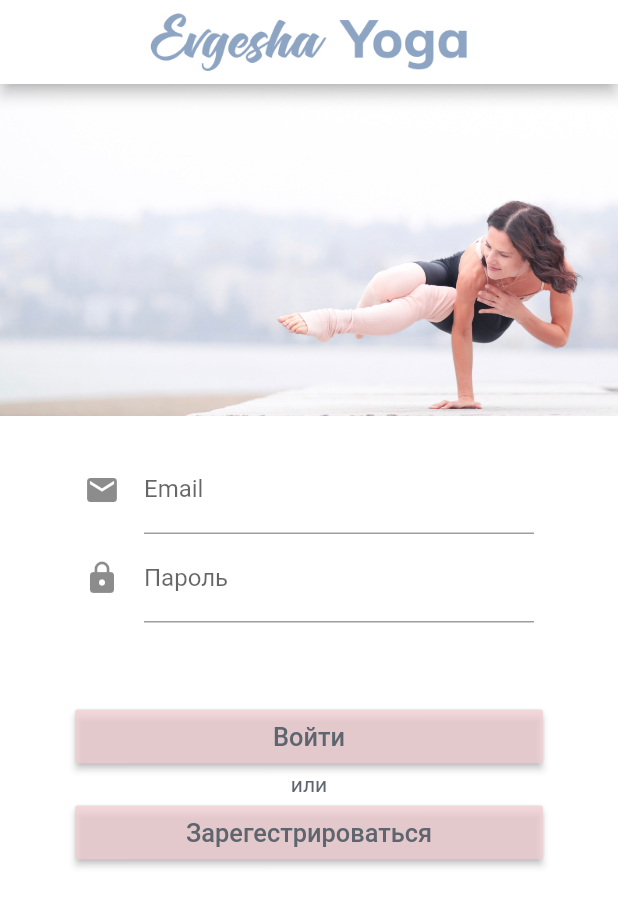
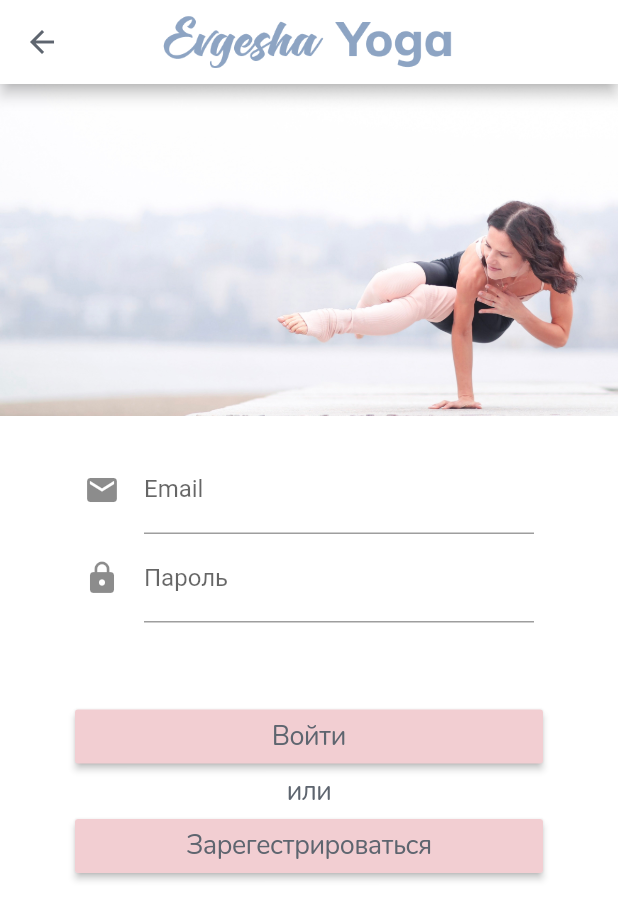
Before and after one commit to evgeshayoga/evgeshayoga-mobile, a Flutter app: the screen it shows after launch, after a tap on "Вход", on a phone screen of 412 x 824 dp. Shown: the top 920 px of the screen. Run offline on Flutter 3.47's test engine with Material 2 defaults, Android fonts, the phone set to English and light mode, and no system bars; our stand-ins replace chewie, connectivity, device_info, firebase_auth, firebase_database, google_sign_in and 1 more; accounts and stored records are empty.

Commit message:
Add style class Fixed iOS

```diff
--- a/lib/models/user.dart
+++ b/lib/models/user.dart
@@ -1,4 +1,5 @@
 import 'package:firebase_database/firebase_database.dart';
+import 'package:flutter/cupertino.dart';
 
 class User {
   int userId;
@@ -44,6 +45,8 @@ class UserPurchases {
         this.programs[purchase["id"]] = purchase;
       });
     }
+    print(userPrograms);
+    print(this.programs);
   }
 
 
--- a/lib/ui/home.dart
+++ b/lib/ui/home.dart
@@ -1,6 +1,7 @@
 import 'package:evgeshayoga/ui/animation.dart';
 import 'package:evgeshayoga/ui/programs.dart';
 import 'package:evgeshayoga/ui/registration_page.dart';
+import 'package:evgeshayoga/utils/style.dart';
 import 'package:firebase_auth/firebase_auth.dart';
 import 'package:flutter/material.dart';
 import 'login.dart';
@@ -25,7 +26,7 @@ class Home extends StatelessWidget {
             Container(
               child: Opacity(
                 opacity: animation.bgdropOpacity.value,
-                child: Image.asset('assets/images/photo_3_portrait.jpg',
+                child: Image.asset('assets/images/photo_3_portrait.jpg', alignment: Alignment(0,0.7),
                     fit: BoxFit.cover),
               ),
             ),
@@ -50,13 +51,10 @@ class Home extends StatelessWidget {
                             });
                         Navigator.of(context).push(router);
                       },
-                      color: Color.fromRGBO(242, 206, 210, 1),
+                      color: Style.pinkMain,
                       child: new Text(
                         "Вход",
-                        style: TextStyle(
-                          color: Color.fromRGBO(94, 101, 111, 1),
-                          fontSize: 16.9,
-                        ),
+                        style: Style.regularTextStyle,
                       ),
                     ),
                   ),
@@ -66,7 +64,7 @@ class Home extends StatelessWidget {
 //                  margin: const EdgeInsets.fromLTRB(100, 0, 0, 30),
                     child: new MaterialButton(
                       minWidth: 120,
-                      color: Color.fromRGBO(242, 206, 210, 1),
+                      color: Style.pinkMain,
                       onPressed: () async {
                         var url = 'https://evgeshayoga.com/register';
                         if (await canLaunch(url)) {
@@ -75,9 +73,7 @@ class Home extends StatelessWidget {
                       },
                       child: new Text(
                         "Регистрация",
-                        style: TextStyle(
-                            color: Color.fromRGBO(94, 101, 111, 1),
-                            fontSize: 16.9),
+                        style: Style.regularTextStyle,
                       ),
                     ),
                   )
@@ -97,7 +93,7 @@ class Home extends StatelessWidget {
                       fontSize: 30 * animation.titleSize.value,
                       fontWeight: FontWeight.w800,
 //                      letterSpacing: 0,
-                      color: Color.fromRGBO(94, 101, 111, 1)
+                      color: Style.blueGrey
                           .withOpacity(animation.titleOpacity.value),
                     ),
                   ),
@@ -109,7 +105,7 @@ class Home extends StatelessWidget {
                       fontSize: 20 * animation.titleSize.value,
                       fontWeight: FontWeight.w200,
                       letterSpacing: -1,
-                      color: Color.fromRGBO(94, 101, 111, 0.6)
+                      color: Style.blueGrey
                           .withOpacity(animation.titleOpacity.value),
                     ),
                   ),
@@ -133,10 +129,7 @@ class Home extends StatelessWidget {
                 color: Colors.white,
                 child: new Text(
                   "Перейти к рограммам",
-                  style: TextStyle(
-                    color: Color.fromRGBO(94, 101, 111, 1),
-                    fontSize: 16.9,
-                  ),
+                  style: Style.regularTextStyle,
                 ),
               ),
             )
--- a/lib/ui/login.dart
+++ b/lib/ui/login.dart
@@ -1,11 +1,11 @@
 import 'package:evgeshayoga/models/user.dart';
 import 'package:evgeshayoga/ui/programs.dart';
+import 'package:evgeshayoga/utils/style.dart';
 import 'package:flutter/material.dart';
 import 'package:http/http.dart' as http;
 import 'dart:convert';
 import 'package:flutter/services.dart' show PlatformException;
 import 'package:url_launcher/url_launcher.dart';
-
 
 //import 'package:evgeshayoga/utils/database_helper.dart';
 import 'package:firebase_auth/firebase_auth.dart';
@@ -25,7 +25,7 @@ class _LoginState extends State<Login> {
   final FirebaseAuth _auth = FirebaseAuth.instance;
   final GoogleSignIn _googleSignin = GoogleSignIn();
   final _loginFormKey = GlobalKey<FormState>();
-  User user = User("","","","");
+  User user = User("", "", "", "");
   String loginAlert = "";
 
 //  void _erase() {
@@ -35,7 +35,8 @@ class _LoginState extends State<Login> {
 //    });
 //  }
   static const int tabletBreakpoint = 600;
-  Widget _buildLandscapeLayout(){
+
+  Widget _buildLandscapeLayout() {
     return Container(
       color: Colors.white,
       child: ListView(
@@ -101,20 +102,19 @@ class _LoginState extends State<Login> {
               color: Color.fromRGBO(242, 206, 210, .75),
               child: Text(
                 "Войти",
-                    style: TextStyle(
-                        color: Color.fromRGBO(94, 101, 111, 1),
-                        fontSize: 16.9),
-                  ))),
+                style: Style.regularTextStyle,
+              ),
+            ),
+          ),
           Text(
             "или",
             textAlign: TextAlign.center,
-            style: TextStyle(color: Color.fromRGBO(94, 101, 111, 1)),
+            style: Style.regularTextStyle,
           ),
           Container(
             margin: const EdgeInsets.only(left: 150, right: 150),
             child: RaisedButton(
-                  onPressed:
-                      () async {
+              onPressed: () async {
                 var url = 'https://evgeshayoga.com/register';
                 if (await canLaunch(url)) {
                   await launch(url);
@@ -123,10 +123,10 @@ class _LoginState extends State<Login> {
               color: Color.fromRGBO(242, 206, 210, .75),
               child: Text(
                 "Зарегестрироваться",
-                    style: TextStyle(
-                        color: Color.fromRGBO(94, 101, 111, 1),
-                        fontSize: 16.9),
-                  ))),
+                style: Style.regularTextStyle,
+              ),
+            ),
+          ),
 //            Center(
 //                child: RaisedButton(
 //                    onPressed: googleSignIn,
@@ -139,7 +139,10 @@ class _LoginState extends State<Login> {
           Center(
             child: Text(
               loginAlert,
-              style: TextStyle(color: Colors.red),
+              style: TextStyle(
+                fontFamily: "Nunito",
+                color: Colors.red,
+              ),
             ),
           )
         ],
@@ -147,7 +150,7 @@ class _LoginState extends State<Login> {
     );
   }
 
-  Widget _buildPortraitLayout(){
+  Widget _buildPortraitLayout() {
     return Container(
       color: Colors.white,
       child: ListView(
@@ -207,35 +210,34 @@ class _LoginState extends State<Login> {
             margin: const EdgeInsets.only(left: 50, right: 50),
             child: RaisedButton(
               onPressed: userLogIn,
-                  color: Color.fromRGBO(242, 206, 210, .75),
+              color: Style.pinkMain,
               child: Text(
                 "Войти",
-                    style: TextStyle(
-                        color: Color.fromRGBO(94, 101, 111, 1),
-                        fontSize: 16.9),
-                  ))),
+                style: Style.regularTextStyle,
+              ),
+            ),
+          ),
           Text(
             "или",
             textAlign: TextAlign.center,
-            style: TextStyle(color: Color.fromRGBO(94, 101, 111, 1)),
+            style: Style.regularTextStyle,
           ),
           Container(
             margin: const EdgeInsets.only(left: 50, right: 50),
             child: RaisedButton(
-                  onPressed:
-                      () async {
+              onPressed: () async {
                 var url = 'https://evgeshayoga.com/register';
                 if (await canLaunch(url)) {
                   await launch(url);
                 }
               },
-                  color: Color.fromRGBO(242, 206, 210, .75),
+              color: Style.pinkMain,
               child: Text(
                 "Зарегестрироваться",
-                    style: TextStyle(
-                        color: Color.fromRGBO(94, 101, 111, 1),
-                        fontSize: 16.9),
-                  ))),
+                style: Style.regularTextStyle,
+              ),
+            ),
+          ),
 //            Center(
 //                child: RaisedButton(
 //                    onPressed: googleSignIn,
@@ -262,7 +264,8 @@ class _LoginState extends State<Login> {
     var shortestSide = MediaQuery.of(context).size.shortestSide;
     var orientation = MediaQuery.of(context).orientation;
 
-    if (orientation == Orientation.portrait && shortestSide < tabletBreakpoint) {
+    if (orientation == Orientation.portrait &&
+        shortestSide < tabletBreakpoint) {
       loginPageContent = _buildPortraitLayout();
     } else {
       loginPageContent = _buildLandscapeLayout();
@@ -270,11 +273,18 @@ class _LoginState extends State<Login> {
 
     return Scaffold(
       appBar: AppBar(
+        leading: Builder(
+          builder: (BuildContext context) {
+            return BackButton(
+              color: Style.blueGrey,
+            );
+          },
+        ),
         automaticallyImplyLeading: false,
         backgroundColor: Colors.white,
         title: Image.asset(
-          'assets/images/logo.png',
-          height: 40,
+          'assets/images/logo.png', alignment: Alignment.center, fit: BoxFit.contain, repeat: ImageRepeat.noRepeat,
+          height: 35,
         ),
         centerTitle: true,
       ),
@@ -343,15 +353,15 @@ class _LoginState extends State<Login> {
       }
     }
   }
+
 // Sign-in with email
   _signInWithEmail() {
-    _auth.signInWithEmailAndPassword(
-        email: user.userEmail,
-        password: user.password)
-        .catchError((error){
+    _auth
+        .signInWithEmailAndPassword(
+            email: user.userEmail, password: user.password)
+        .catchError((error) {
       print("Something went wrong! ${error.toString()}");
-    })
-        .then((newUser){
+    }).then((newUser) {
       print("User signed in: ${newUser.email}");
     });
   }
--- /dev/null
+++ b/lib/utils/style.dart
@@ -0,0 +1,29 @@
+import 'package:flutter/material.dart';
+
+class Style {
+  static final pinkMain = const Color.fromRGBO(242, 206, 210, 1);
+  static final pinkDark = const Color.fromRGBO(175, 111, 120, 1);
+  static final pinkLight = const Color.fromRGBO(249, 231, 231, 1);
+  static final blueGrey = const Color.fromRGBO(94, 101, 111, 1);
+
+  static final regularTextStyle = const TextStyle(
+    fontFamily: "Nunito",
+    letterSpacing: -0.3,
+    fontWeight: FontWeight.normal,
+    fontSize: 18,
+    color: Color.fromRGBO(94, 101, 111, 1),
+  );
+  static final headerTextStyle = const TextStyle(
+    fontFamily: "GarageGothic",
+    fontWeight: FontWeight.bold,
+    fontSize: 30,
+    color: Color.fromRGBO(94, 101, 111, 1),
+  );
+  static final header2TextStyle = const TextStyle(
+    fontFamily: "Nunito",
+    height: 1.5,
+    fontSize: 22,
+    fontWeight: FontWeight.w800,
+    color: Color.fromRGBO(94, 101, 111, 1),
+  );
+}
```
Also changed, not shown: lib/models/program.dart (added, +58 -0 lines), lib/ui/profile_screen.dart (+20 -7 lines), lib/ui/program_screen.dart (+3 -6 lines), lib/ui/programs.dart (+50 -77 lines), lib/ui/purchases_screen.dart (+46 -10 lines), assets/images/logo.png, pubspec.lock, 2 other files. Lines whose indentation alone changed are shown as unchanged.
